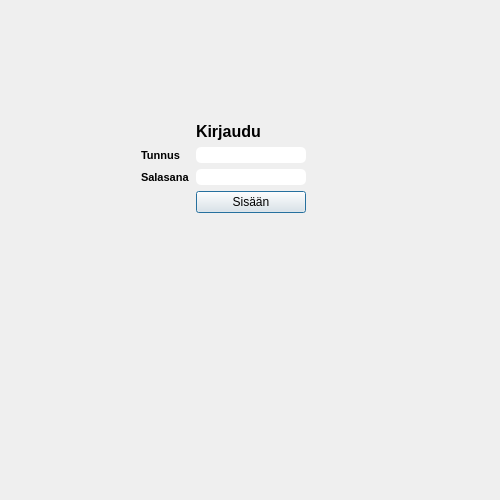
First picture: the form in tarkistatunnukset.ui, repository eelitt/mysliApp, before the edit.
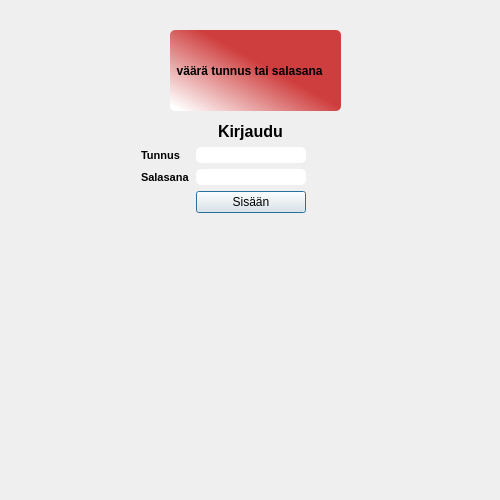
Second picture: the form after the edit. Icons and pictures are not drawn.

What changed in the file:
```diff
--- a/tarkistatunnukset.ui
+++ b/tarkistatunnukset.ui
@@ -39,7 +39,7 @@
    <string notr="true">
 </string>
   </property>
-  <widget class="QWidget" name="">
+  <widget class="QWidget" name="layoutWidget">
    <property name="geometry">
     <rect>
      <x>141</x>
@@ -49,7 +49,7 @@
     </rect>
    </property>
    <layout class="QGridLayout" name="gridLayout">
-    <item row="0" column="1">
+    <item row="0" column="1" alignment="Qt::AlignHCenter">
      <widget class="QLabel" name="label">
       <property name="font">
        <font>
@@ -139,6 +139,44 @@
     </item>
    </layout>
   </widget>
+  <widget class="QLabel" name="failPassOrNameBox">
+   <property name="geometry">
+    <rect>
+     <x>170</x>
+     <y>30</y>
+     <width>171</width>
+     <height>81</height>
+    </rect>
+   </property>
+   <property name="font">
+    <font>
+     <family>Tahoma</family>
+     <pointsize>9</pointsize>
+     <weight>75</weight>
+     <italic>false</italic>
+     <bold>true</bold>
+     <stylestrategy>PreferAntialias</stylestrategy>
+    </font>
+   </property>
+   <property name="styleSheet">
+    <string notr="true">QLabel {
+background-color:
+	qlineargradient(spread:pad, x1:0.579, y1:0.472, x2:0.0220562, y2:0.949, stop:0 rgba(207, 62, 62, 255), stop:1 rgba(255, 255, 255, 255));
+
+border-radius: 5px
+
+}</string>
+   </property>
+   <property name="frameShadow">
+    <enum>QFrame::Sunken</enum>
+   </property>
+   <property name="text">
+    <string>  väärä tunnus tai salasana</string>
+   </property>
+   <property name="wordWrap">
+    <bool>false</bool>
+   </property>
+  </widget>
  </widget>
  <resources/>
  <connections/>
```
Left out of the diff: 3 changed lines with no effect on the pictures.
